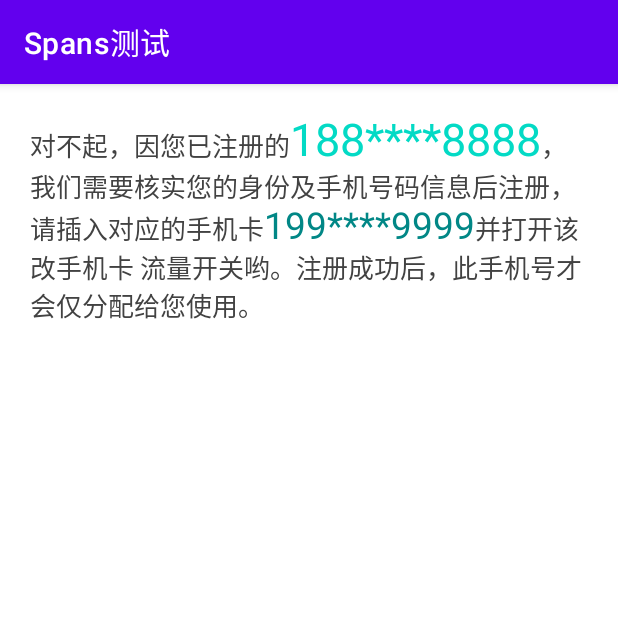
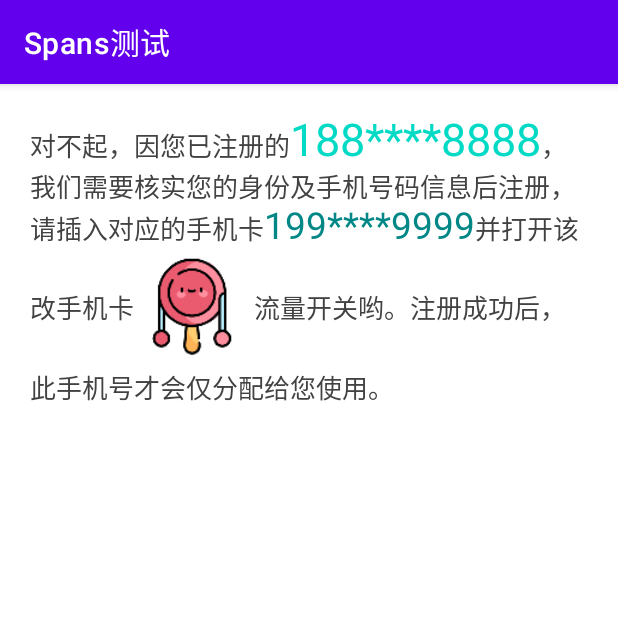
Before and after one commit to chentao7v/Spans, an Android app: the PlaceholderActivity screen opened directly, with no data from a screen before it, on a phone screen of 412 x 824 dp, the top half of it. Run offline under Robolectric (Android 15) with nearby library versions, the phone set to English and light mode, and no system bars; pictures from the network do not load.

Commit message:
加载图片准备

```diff
--- a/app/src/main/java/me/chentao/span/simple/PlaceholderActivity.kt
+++ b/app/src/main/java/me/chentao/span/simple/PlaceholderActivity.kt
@@ -7,7 +7,6 @@ import android.util.Log
 import android.widget.TextView
 import androidx.appcompat.app.AppCompatActivity
 import me.chentao.library.span.Spans
-import me.chentao.span.IMAGE_URL
 import me.chentao.span.R
 
 /**
@@ -49,7 +48,7 @@ class PlaceholderActivity : AppCompatActivity() {
         Log.i(TAG, "click B B !!!")
       }
       .size(25.dp)
-      .dynamicImage(GlideImageLoader(), IMAGE_URL, 80.dp)
+      .image(drawableRes(R.drawable.mini_icon1), 80.dp)
       .inject(tvMsg)
   }
 
```
